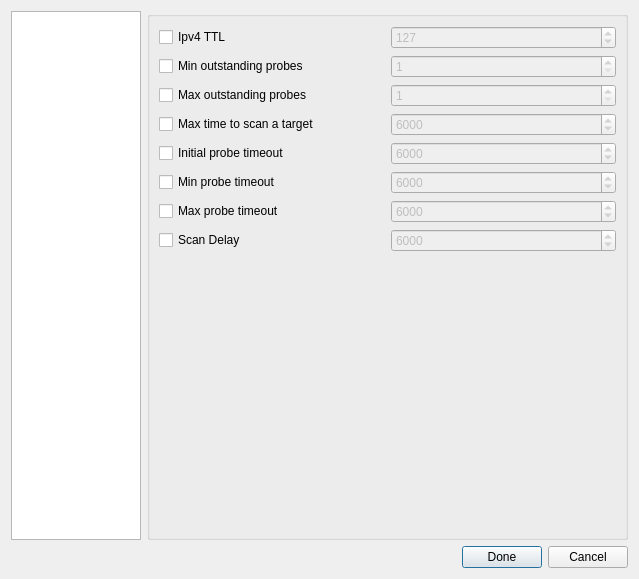
nmapsi4/nmapsi4, file src/app/profiler/profilerdialog.ui: the form before one commit.
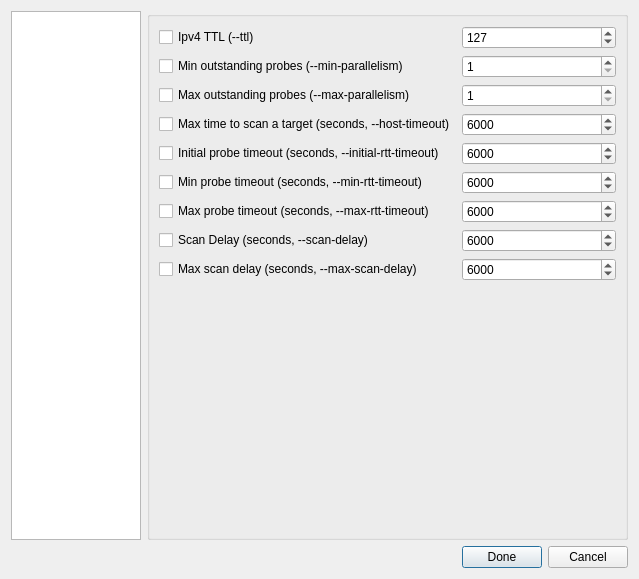
The form after the commit. The open tabs and pages were chosen to show the change. Icons and pictures are not drawn.

Commit message: timing: updated layout and new options. + fixme for monitor parameters.

What changed in the file:
```diff
--- a/src/app/profiler/profilerdialog.ui
+++ b/src/app/profiler/profilerdialog.ui
@@ -541,14 +541,14 @@
                 <item row="0" column="0">
                  <widget class="QCheckBox" name="TcheckIpv4ttl">
                   <property name="text">
-                   <string>Ipv4 TTL</string>
+                   <string>Ipv4 TTL (--ttl)</string>
                   </property>
                  </widget>
                 </item>
                 <item row="0" column="1">
                  <widget class="QSpinBox" name="spinBoxIpv4ttl">
                   <property name="enabled">
-                   <bool>false</bool>
+                   <bool>true</bool>
                   </property>
                   <property name="maximum">
                    <number>255</number>
@@ -561,14 +561,14 @@
                 <item row="1" column="0">
                  <widget class="QCheckBox" name="TcheckMinPar">
                   <property name="text">
-                   <string>Min outstanding probes</string>
+                   <string>Min outstanding probes (--min-parallelism)</string>
                   </property>
                  </widget>
                 </item>
                 <item row="1" column="1">
                  <widget class="QSpinBox" name="TspinBoxMinP">
                   <property name="enabled">
-                   <bool>false</bool>
+                   <bool>true</bool>
                   </property>
                   <property name="minimum">
                    <number>1</number>
@@ -581,14 +581,14 @@
                 <item row="2" column="0">
                  <widget class="QCheckBox" name="TcheckMaxPar">
                   <property name="text">
-                   <string>Max outstanding probes</string>
+                   <string>Max outstanding probes (--max-parallelism)</string>
                   </property>
                  </widget>
                 </item>
                 <item row="2" column="1">
                  <widget class="QSpinBox" name="spinBoxMaxPar">
                   <property name="enabled">
-                   <bool>false</bool>
+                   <bool>true</bool>
                   </property>
                   <property name="minimum">
                    <number>1</number>
@@ -601,14 +601,14 @@
                 <item row="3" column="0">
                  <widget class="QCheckBox" name="TcheckHostTime">
                   <property name="text">
-                   <string>Max time to scan a target</string>
+                   <string>Max time to scan a target (seconds, --host-timeout)</string>
                   </property>
                  </widget>
                 </item>
                 <item row="3" column="1">
                  <widget class="QSpinBox" name="spinBoxHostTime">
                   <property name="enabled">
-                   <bool>false</bool>
+                   <bool>true</bool>
                   </property>
                   <property name="minimum">
                    <number>201</number>
@@ -624,14 +624,14 @@
                 <item row="4" column="0">
                  <widget class="QCheckBox" name="TcheckInitRtt">
                   <property name="text">
-                   <string>Initial probe timeout</string>
+                   <string>Initial probe timeout (seconds, --initial-rtt-timeout)</string>
                   </property>
                  </widget>
                 </item>
                 <item row="4" column="1">
                  <widget class="QSpinBox" name="spinBoxInitRtt">
                   <property name="enabled">
-                   <bool>false</bool>
+                   <bool>true</bool>
                   </property>
                   <property name="maximum">
                    <number>9999999</number>
@@ -644,14 +644,14 @@
                 <item row="5" column="0">
                  <widget class="QCheckBox" name="TcheckMinRtt">
                   <property name="text">
-                   <string>Min probe timeout</string>
+                   <string>Min probe timeout (seconds, --min-rtt-timeout)</string>
                   </property>
                  </widget>
                 </item>
                 <item row="5" column="1">
                  <widget class="QSpinBox" name="spinBoxMinRtt">
                   <property name="enabled">
-                   <bool>false</bool>
+                   <bool>true</bool>
                   </property>
                   <property name="minimum">
                    <number>1</number>
@@ -667,14 +667,14 @@
                 <item row="6" column="0">
                  <widget class="QCheckBox" name="TcheckMaxRtt">
                   <property name="text">
-                   <string>Max probe timeout</string>
+                   <string>Max probe timeout (seconds, --max-rtt-timeout)</string>
                   </property>
                  </widget>
                 </item>
                 <item row="6" column="1">
                  <widget class="QSpinBox" name="spinBoxMaxRtt">
                   <property name="enabled">
-                   <bool>false</bool>
+                   <bool>true</bool>
                   </property>
                   <property name="minimum">
                    <number>6</number>
@@ -690,14 +690,14 @@
                 <item row="7" column="0">
                  <widget class="QCheckBox" name="TcheckScanDelay">
                   <property name="text">
-                   <string>Scan Delay</string>
+                   <string>Scan Delay (seconds, --scan-delay)</string>
                   </property>
                  </widget>
                 </item>
                 <item row="7" column="1">
                  <widget class="QSpinBox" name="spinBoxScanDelay">
                   <property name="enabled">
-                   <bool>false</bool>
+                   <bool>true</bool>
                   </property>
                   <property name="minimum">
                    <number>1</number>
@@ -710,6 +710,26 @@
                   </property>
                  </widget>
                 </item>
+                <item row="8" column="0">
+                 <widget class="QCheckBox" name="TcheckScanDelayMax">
+                  <property name="text">
+                   <string>Max scan delay (seconds, --max-scan-delay)</string>
+                  </property>
+                 </widget>
+                </item>
+                <item row="8" column="1">
+                 <widget class="QSpinBox" name="spinBoxScanDelayMax">
+                  <property name="minimum">
+                   <number>1</number>
+                  </property>
+                  <property name="maximum">
+                   <number>9999999</number>
+                  </property>
+                  <property name="value">
+                   <number>6000</number>
+                  </property>
+                 </widget>
+                </item>
                </layout>
               </item>
               <item>
```
The commit also changes 3 other files.
